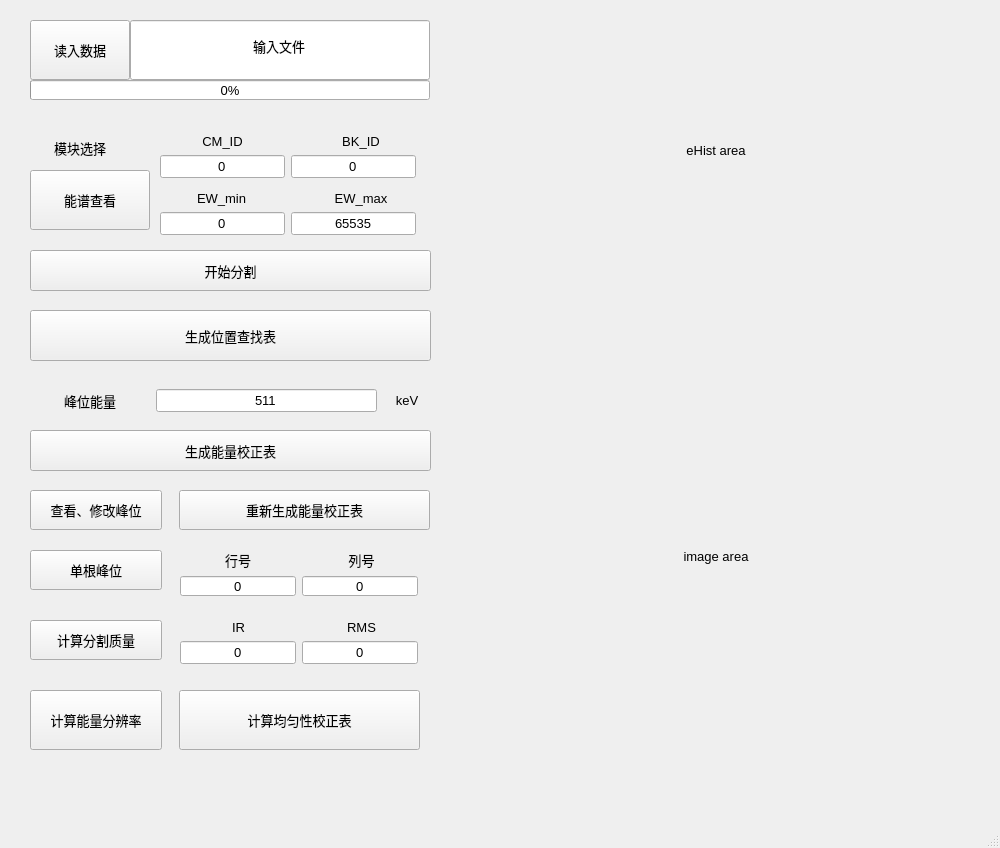
First picture: the form in Mainwindow.ui, repository woolaman/CPM_Project, before the edit.
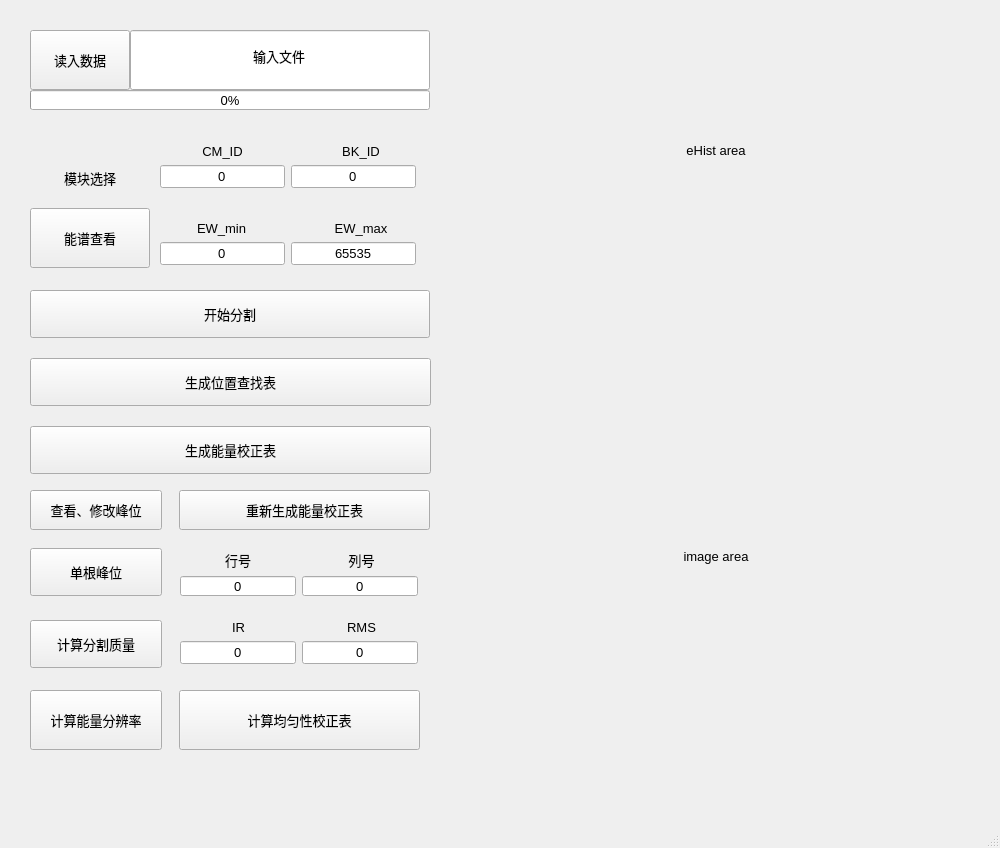
Second picture: the form after the edit. Custom widgets are drawn as their Qt base class.

Patch:
```diff
--- a/Mainwindow.ui
+++ b/Mainwindow.ui
@@ -18,7 +18,7 @@
     <property name="geometry">
      <rect>
       <x>130</x>
-      <y>20</y>
+      <y>30</y>
       <width>300</width>
       <height>60</height>
      </rect>
@@ -39,7 +39,7 @@
     <property name="geometry">
      <rect>
       <x>30</x>
-      <y>20</y>
+      <y>30</y>
       <width>100</width>
       <height>60</height>
      </rect>
@@ -57,7 +57,7 @@
     <property name="geometry">
      <rect>
       <x>30</x>
-      <y>170</y>
+      <y>208</y>
       <width>120</width>
       <height>60</height>
      </rect>
@@ -74,8 +74,8 @@
    <widget class="QLabel" name="label_chooseBK">
     <property name="geometry">
      <rect>
-      <x>40</x>
-      <y>130</y>
+      <x>50</x>
+      <y>160</y>
       <width>80</width>
       <height>36</height>
      </rect>
@@ -96,9 +96,9 @@
     <property name="geometry">
      <rect>
       <x>30</x>
-      <y>250</y>
-      <width>401</width>
-      <height>41</height>
+      <y>290</y>
+      <width>400</width>
+      <height>48</height>
      </rect>
     </property>
     <property name="font">
@@ -114,9 +114,9 @@
     <property name="geometry">
      <rect>
       <x>30</x>
-      <y>310</y>
+      <y>358</y>
       <width>401</width>
-      <height>51</height>
+      <height>48</height>
      </rect>
     </property>
     <property name="font">
@@ -132,9 +132,9 @@
     <property name="geometry">
      <rect>
       <x>30</x>
-      <y>430</y>
+      <y>426</y>
       <width>401</width>
-      <height>41</height>
+      <height>48</height>
      </rect>
     </property>
     <property name="font">
@@ -168,9 +168,9 @@
     <property name="geometry">
      <rect>
       <x>30</x>
-      <y>550</y>
+      <y>548</y>
       <width>132</width>
-      <height>40</height>
+      <height>48</height>
      </rect>
     </property>
     <property name="font">
@@ -276,7 +276,7 @@
     <property name="geometry">
      <rect>
       <x>160</x>
-      <y>120</y>
+      <y>130</y>
       <width>271</width>
       <height>71</height>
      </rect>
@@ -366,7 +366,7 @@
     <property name="geometry">
      <rect>
       <x>160</x>
-      <y>190</y>
+      <y>220</y>
       <width>271</width>
       <height>46</height>
      </rect>
@@ -453,7 +453,7 @@
     <property name="geometry">
      <rect>
       <x>30</x>
-      <y>80</y>
+      <y>90</y>
       <width>400</width>
       <height>20</height>
      </rect>
@@ -521,7 +521,7 @@
       <x>30</x>
       <y>620</y>
       <width>132</width>
-      <height>40</height>
+      <height>48</height>
      </rect>
     </property>
     <property name="font">
@@ -665,87 +665,6 @@
      <string>计算能量分辨率</string>
     </property>
    </widget>
-   <widget class="QWidget" name="layoutWidget">
-    <property name="geometry">
-     <rect>
-      <x>30</x>
-      <y>380</y>
-      <width>401</width>
-      <height>41</height>
-     </rect>
-    </property>
-    <layout class="QHBoxLayout" name="horizontalLayout">
-     <item>
-      <widget class="QLabel" name="label_peakEnergy">
-       <property name="minimumSize">
-        <size>
-         <width>120</width>
-         <height>0</height>
-        </size>
-       </property>
-       <property name="maximumSize">
-        <size>
-         <width>160</width>
-         <height>200</height>
-        </size>
-       </property>
-       <property name="font">
-        <font>
-         <pointsize>10</pointsize>
-        </font>
-       </property>
-       <property name="text">
-        <string>峰位能量</string>
-       </property>
-       <property name="alignment">
-        <set>Qt::AlignCenter</set>
-       </property>
-      </widget>
-     </item>
-     <item>
-      <widget class="QLineEdit" name="lineEdit_peakEnergy">
-       <property name="maximumSize">
-        <size>
-         <width>16777215</width>
-         <height>16777215</height>
-        </size>
-       </property>
-       <property name="font">
-        <font>
-         <pointsize>10</pointsize>
-        </font>
-       </property>
-       <property name="text">
-        <string>511</string>
-       </property>
-       <property name="alignment">
-        <set>Qt::AlignCenter</set>
-       </property>
-      </widget>
-     </item>
-     <item>
-      <widget class="QLabel" name="label_E_Unit">
-       <property name="minimumSize">
-        <size>
-         <width>48</width>
-         <height>0</height>
-        </size>
-       </property>
-       <property name="font">
-        <font>
-         <pointsize>10</pointsize>
-        </font>
-       </property>
-       <property name="text">
-        <string>keV</string>
-       </property>
-       <property name="alignment">
-        <set>Qt::AlignCenter</set>
-       </property>
-      </widget>
-     </item>
-    </layout>
-   </widget>
    <widget class="QPushButton" name="pushButton_calUniformity">
     <property name="geometry">
      <rect>
```
